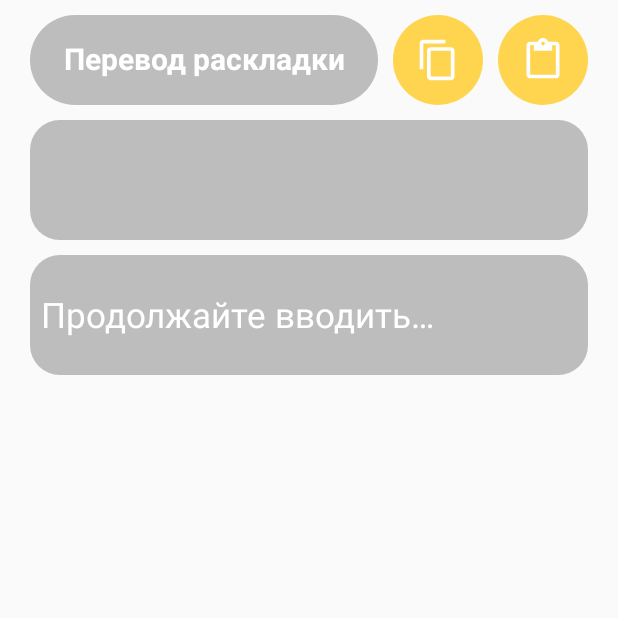
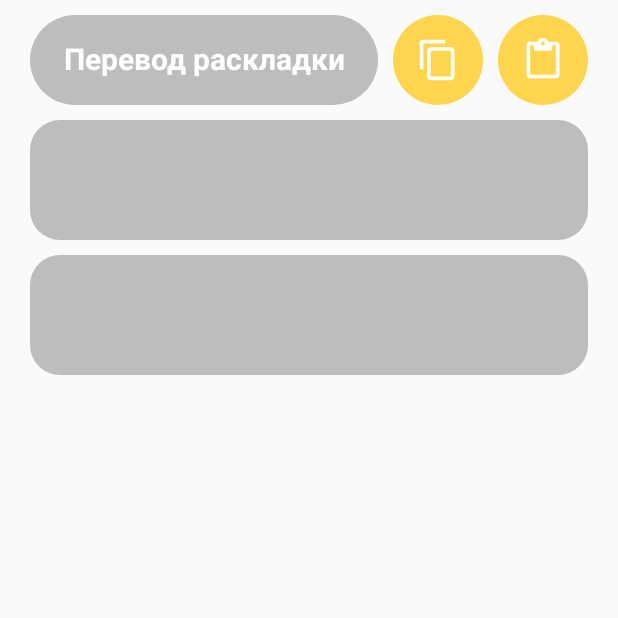
Before and after one commit to NetherQuartz/TranslateKeyboardApp, an Android app: the screen it shows after launch (MainActivity), after a tap on "Вставить", on a phone screen of 412 x 824 dp, the top half of it. Run offline under Robolectric (Android 15) with nearby library versions, the phone set to English and light mode, and no system bars.

Commit message:
Fix bug when output field didn't clear

```diff
--- a/app/src/main/java/com/example/translatekeyboardapp/MainActivity.kt
+++ b/app/src/main/java/com/example/translatekeyboardapp/MainActivity.kt
@@ -44,7 +44,11 @@ class MainActivity : AppCompatActivity() {
             private var layout: Layouts = Layouts.Any
 
             override fun afterTextChanged(text: Editable?) {
-                if (text == null) return
+                if (text == null || input.text.isEmpty()) {
+                    output.setText("")
+                    output.hint = ""
+                    return
+                }
 
                 for (c in text) {
                     layout = when {
@@ -58,8 +62,10 @@ class MainActivity : AppCompatActivity() {
 
                 Log.d("Layout", "$layout $text")
 
-                output.setText(when (layout) {
-                    Layouts.Any -> resources.getString(R.string.ambiguous_text)
+                when (layout) {
+                    Layouts.Any -> {
+                        output.hint = resources.getString(R.string.ambiguous_text)
+                    }
                     Layouts.En -> {
                         var s = ""
                         for (c in text) {
@@ -70,7 +76,7 @@ class MainActivity : AppCompatActivity() {
                                 c
                             }
                         }
-                        s
+                        output.setText(s)
                     }
                     Layouts.Ru -> {
                         var s = ""
@@ -82,9 +88,9 @@ class MainActivity : AppCompatActivity() {
                                 c
                             }
                         }
-                        s
+                        output.setText(s)
                     }
-                })
+                }
             }
 
             override fun beforeTextChanged(text: CharSequence?, p1: Int, p2: Int, p3: Int) {}
--- a/app/src/main/res/layout/activity_main.xml
+++ b/app/src/main/res/layout/activity_main.xml
@@ -71,6 +71,7 @@
         android:paddingHorizontal="7dp"
         android:textSize="23sp"
         android:textColor="@color/colorPrimary"
+        android:textColorHint="@color/colorHint"
         android:inputType="textMultiLine|textNoSuggestions" />
 
 </LinearLayout>
--- a/app/src/main/res/values/colors.xml
+++ b/app/src/main/res/values/colors.xml
@@ -5,4 +5,5 @@
     <color name="colorAccent">#FFFFFF</color>
 
     <color name="colorButton">#FFD54F</color>
+    <color name="colorHint">#EEEEEE</color>
 </resources>
```
